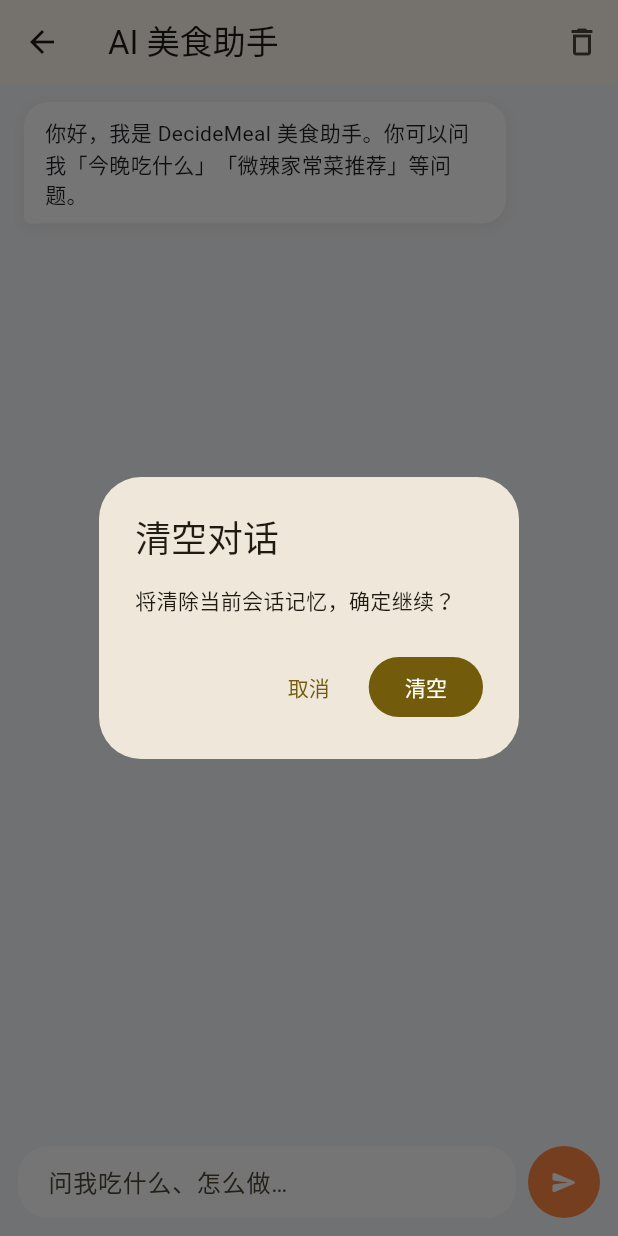
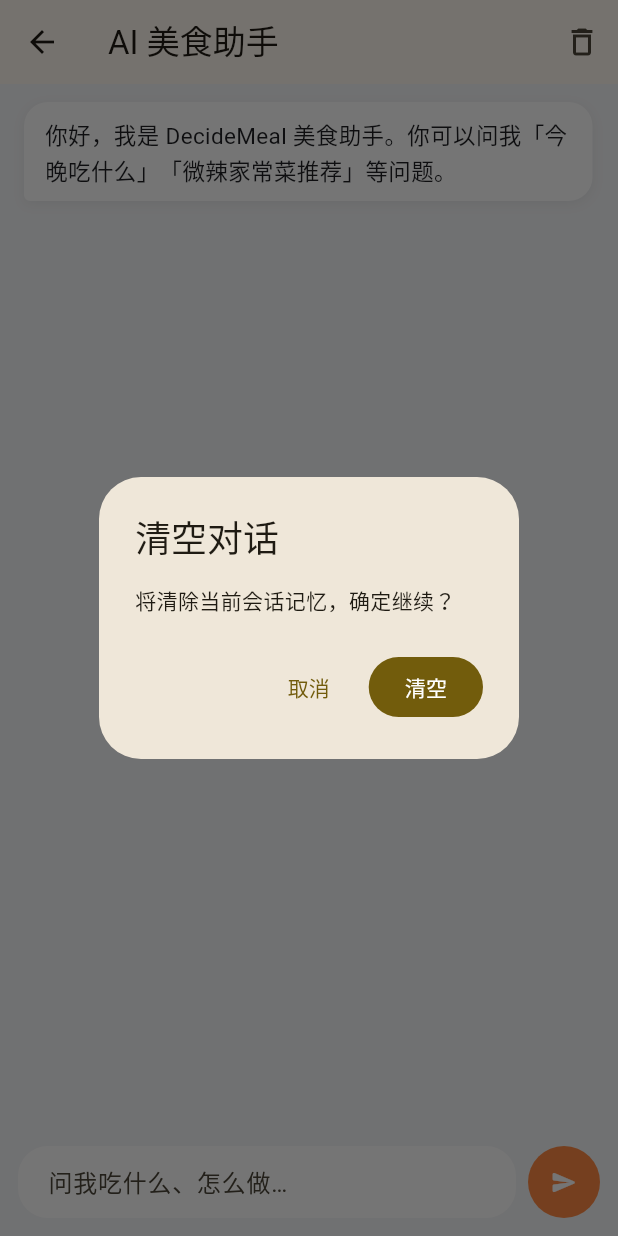
Before and after one commit to github-yitao/soulfood-front, a Flutter app: the AiChatPage screen opened by its route, after a tap on the "delete outline" icon, on a phone screen of 412 x 824 dp. Run offline on Flutter 3.47's test engine with Material 3 defaults, Android fonts, the phone set to English and light mode, and no system bars; our stand-ins replace dio, flutter_markdown_plus, shared_preferences; accounts and stored records are empty; Roboto replaces fonts that are missing (PingFang SC).

Commit message:
Ai页面优化

```diff
--- a/lib/features/agent/ai_chat_page.dart
+++ b/lib/features/agent/ai_chat_page.dart
@@ -1,6 +1,7 @@
 import 'dart:async';
 
 import 'package:flutter/material.dart';
+import 'package:flutter_markdown_plus/flutter_markdown_plus.dart';
 import 'package:soulfood_front/features/agent/agent_repository.dart';
 import 'package:soulfood_front/features/preference/preference_repository.dart';
 
@@ -284,14 +285,13 @@ class _Bubble extends StatelessWidget {
   @override
   Widget build(BuildContext context) {
     final isUser = message.isUser;
+    final maxWidth = MediaQuery.sizeOf(context).width * (isUser ? 0.78 : 0.92);
     return Align(
       alignment: isUser ? Alignment.centerRight : Alignment.centerLeft,
       child: Container(
         margin: const EdgeInsets.only(bottom: 10),
         padding: const EdgeInsets.symmetric(horizontal: 14, vertical: 10),
-        constraints: BoxConstraints(
-          maxWidth: MediaQuery.sizeOf(context).width * 0.78,
-        ),
+        constraints: BoxConstraints(maxWidth: maxWidth),
         decoration: BoxDecoration(
           color: isUser ? const Color(0xFFFF8A43) : Colors.white,
           borderRadius: BorderRadius.only(
@@ -307,21 +307,22 @@ class _Bubble extends StatelessWidget {
         child: Column(
           crossAxisAlignment: CrossAxisAlignment.start,
           children: [
-            Text(
-              message.text,
-              style: TextStyle(
-                color: isUser ? Colors.white : const Color(0xFF1E1F23),
-                height: 1.45,
+            if (isUser)
+              Text(
+                message.text,
+                style: const TextStyle(color: Colors.white, height: 1.45),
+              )
+            else
+              MarkdownBody(
+                data: message.text,
+                selectable: true,
+                styleSheet: _assistantMarkdownStyle,
               ),
-            ),
             if (!isUser && message.thinkingSeconds != null) ...[
               const SizedBox(height: 6),
               Text(
                 '思考 ${_formatThinking(message.thinkingSeconds!)}',
-                style: TextStyle(
-                  fontSize: 11,
-                  color: isUser ? Colors.white70 : const Color(0xFF8D919A),
-                ),
+                style: const TextStyle(fontSize: 11, color: Color(0xFF8D919A)),
               ),
             ],
           ],
@@ -329,6 +330,24 @@ class _Bubble extends StatelessWidget {
       ),
     );
   }
+
+  static final MarkdownStyleSheet _assistantMarkdownStyle = MarkdownStyleSheet(
+    p: const TextStyle(color: Color(0xFF1E1F23), height: 1.5, fontSize: 15),
+    strong: const TextStyle(
+      fontWeight: FontWeight.w800,
+      color: Color(0xFF1E1F23),
+    ),
+    em: const TextStyle(fontStyle: FontStyle.italic, color: Color(0xFF1E1F23)),
+    h1: const TextStyle(fontSize: 20, fontWeight: FontWeight.w800, color: Color(0xFF1E1F23)),
+    h2: const TextStyle(fontSize: 18, fontWeight: FontWeight.w800, color: Color(0xFF1E1F23)),
+    h3: const TextStyle(fontSize: 16, fontWeight: FontWeight.w700, color: Color(0xFF1E1F23)),
+    listBullet: const TextStyle(color: Color(0xFF1E1F23), fontSize: 15),
+    listIndent: 22,
+    blockSpacing: 10,
+    horizontalRuleDecoration: BoxDecoration(
+      border: Border(top: BorderSide(color: Color(0xFFE8EBF0))),
+    ),
+  );
 
   static String _formatThinking(double seconds) => '${seconds.toStringAsFixed(2)} 秒';
 }
--- a/pubspec.yaml
+++ b/pubspec.yaml
@@ -11,6 +11,7 @@ dependencies:
     sdk: flutter
   dio: ^5.8.0+1
   shared_preferences: ^2.5.3
+  flutter_markdown_plus: ^1.0.7
 
 dev_dependencies:
   flutter_test:
```
Also changed, not shown: pubspec.lock.
